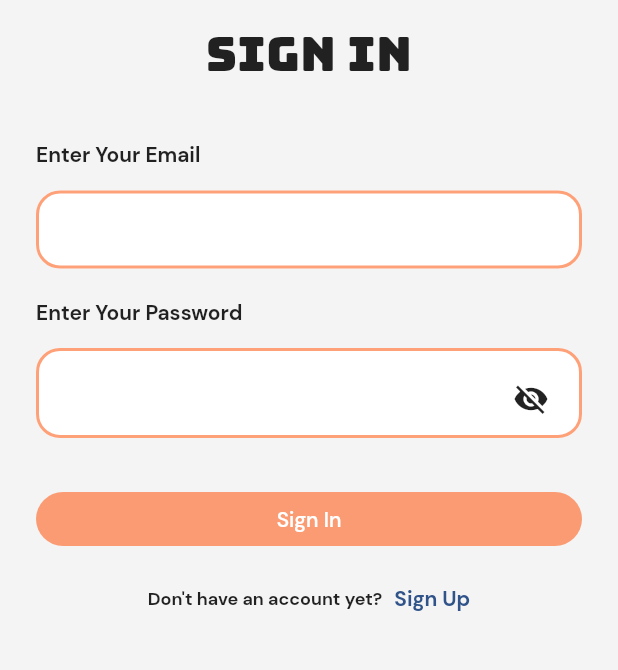
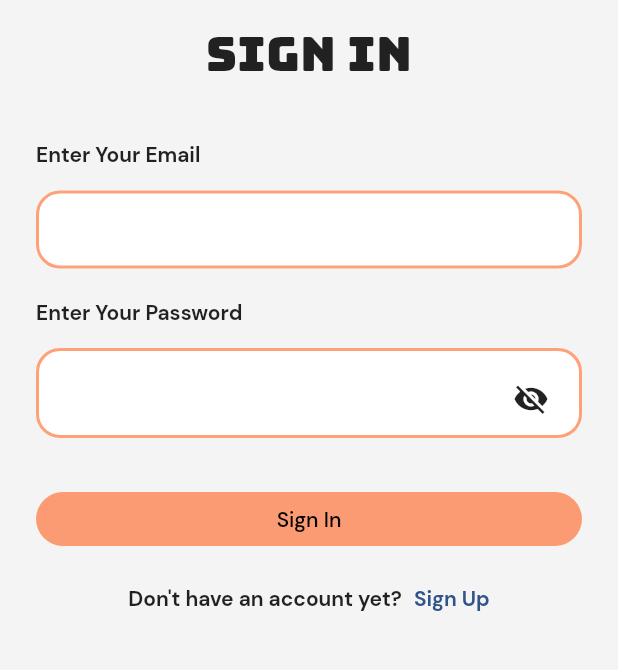
Before and after one commit to UmuhireJessie/mini-project-1, a Flutter app: the screen it shows after launch, after a tap on "Sign In", on a phone screen of 412 x 824 dp, the part 51-721 px from its top. Run offline on Flutter 3.47's test engine with Material 2 defaults, Android fonts, the light colour scheme and no system bars; our stand-ins replace font_awesome_flutter, google_fonts.

Commit message:
added some updates

```diff
--- a/lib/Signin.dart
+++ b/lib/Signin.dart
@@ -124,7 +124,10 @@ class _SignInPageState extends State<SignInPage> {
                     onPressed: () {},
                     child: Text(
                       'Sign In',
-                      style: TextStyle(fontSize: 14, fontFamily: 'DM Sans Med'),
+                      style: TextStyle(
+                          fontSize: 14,
+                          fontFamily: 'DM Sans Med',
+                          color: Color(0xff000000)),
                     ),
                     style: ButtonStyle(
                       backgroundColor: MaterialStateProperty.all<Color>(
@@ -150,7 +153,7 @@ class _SignInPageState extends State<SignInPage> {
               children: [
                 Text(
                   "Don't have an account yet?",
-                  style: TextStyle(fontSize: 12, fontFamily: 'DM Sans'),
+                  style: TextStyle(fontSize: 14, fontFamily: 'DM Sans'),
                 ),
                 SizedBox(width: 8),
                 GestureDetector(
--- a/lib/main.dart
+++ b/lib/main.dart
@@ -13,8 +13,7 @@ class MyApp extends StatelessWidget {
     return MaterialApp(
       // Application name
       title: 'B-Ticket App',
-      // Application theme data, you can set the colors for the application as
-      // you want
+      debugShowCheckedModeBanner: false,
       theme: ThemeData(
         primarySwatch: Colors.blue,
       ),
@@ -51,6 +50,21 @@ class _MyHomePageState extends State<MyHomePage> {
   @override
   Widget build(BuildContext context) {
     return Scaffold(
+      drawer: Drawer(
+        child: ListView(
+          children: [
+            UserAccountsDrawerHeader(
+                accountName: Text('Name'),
+                accountEmail: Text(''),
+                currentAccountPicture: CircleAvatar(
+                  child: Icon(FontAwesomeIcons.person),
+                )),
+            ListTile(
+                leading: Icon(FontAwesomeIcons.person), title: Text('Profile')),
+            ListTile(leading: Icon(Icons.settings), title: Text('Settings')),
+          ],
+        ),
+      ),
       body: Container(
           color: Color(0xFFF4F4F4),
           child: Column(
@@ -58,6 +72,7 @@ class _MyHomePageState extends State<MyHomePage> {
               Stack(children: [
                 Container(
                   height: 378,
+                  width: MediaQuery.of(context).size.width,
                   decoration: BoxDecoration(
                     color: Color.fromRGBO(255, 98, 1, 0.53),
                     borderRadius: BorderRadius.only(
@@ -65,6 +80,42 @@ class _MyHomePageState extends State<MyHomePage> {
                       bottomRight: Radius.circular(60),
                     ),
                   ),
+                  child: Column(children: [
+                    SizedBox(height: 50),
+                    Container(
+                        child: Column(
+                      children: [
+                        Text(
+                          "B-Tickets",
+                          style: TextStyle(fontSize: 20, fontFamily: 'Bungee'),
+                        ),
+                        Container(
+                          // margin: EdgeInsets.all(30),
+                          width: 297,
+                          height: 192,
+                          decoration: BoxDecoration(
+                              image: DecorationImage(
+                                  image: AssetImage('assets/images/car.png'),
+                                  fit: BoxFit.cover)),
+                        ),
+                        SizedBox(height: 10),
+                        Center(
+                          child: Column(children: [
+                            Text(
+                              "Your Best Online Bus Ticketing System ",
+                              style:
+                                  TextStyle(fontSize: 13, fontFamily: 'Bungee'),
+                            ),
+                            Text(
+                              "in Rwanda",
+                              style:
+                                  TextStyle(fontSize: 13, fontFamily: 'Bungee'),
+                            ),
+                          ]),
+                        ),
+                      ],
+                    ))
+                  ]),
                 ),
 
                 // Top bar with time and icons
@@ -108,8 +159,10 @@ class _MyHomePageState extends State<MyHomePage> {
                       },
                       child: Text(
                         'Sign Up',
-                        style:
-                            TextStyle(fontSize: 14, fontFamily: 'DM Sans Med'),
+                        style: TextStyle(
+                            fontSize: 14,
+                            fontFamily: 'DM Sans Med',
+                            color: Color(0xff000000)),
                       ),
                       style: ButtonStyle(
                         backgroundColor: MaterialStateProperty.all<Color>(
@@ -138,8 +191,10 @@ class _MyHomePageState extends State<MyHomePage> {
                       },
                       child: Text(
                         'Sign In',
-                        style:
-                            TextStyle(fontSize: 14, fontFamily: 'DM Sans Med'),
+                        style: TextStyle(
+                            fontSize: 14,
+                            fontFamily: 'DM Sans Med',
+                            color: Color(0xff000000)),
                       ),
                       style: ButtonStyle(
                         backgroundColor: MaterialStateProperty.all<Color>(
@@ -159,21 +214,6 @@ class _MyHomePageState extends State<MyHomePage> {
               ),
             ],
           )),
-      drawer: Drawer(
-        child: ListView(
-          children: [
-            UserAccountsDrawerHeader(
-                accountName: Text('Name'),
-                accountEmail: Text(''),
-                currentAccountPicture: CircleAvatar(
-                  child: Icon(FontAwesomeIcons.person),
-                )),
-            ListTile(
-                leading: Icon(FontAwesomeIcons.person), title: Text('Profile')),
-            ListTile(leading: Icon(Icons.settings), title: Text('Settings')),
-          ],
-        ),
-      ),
       bottomNavigationBar: BottomNavigationBar(
         items: [
           BottomNavigationBarItem(
```
Also changed, not shown: lib/Signup.dart (+34 -15 lines), assets/images/car.png (added), assets/images/google.png (added).
